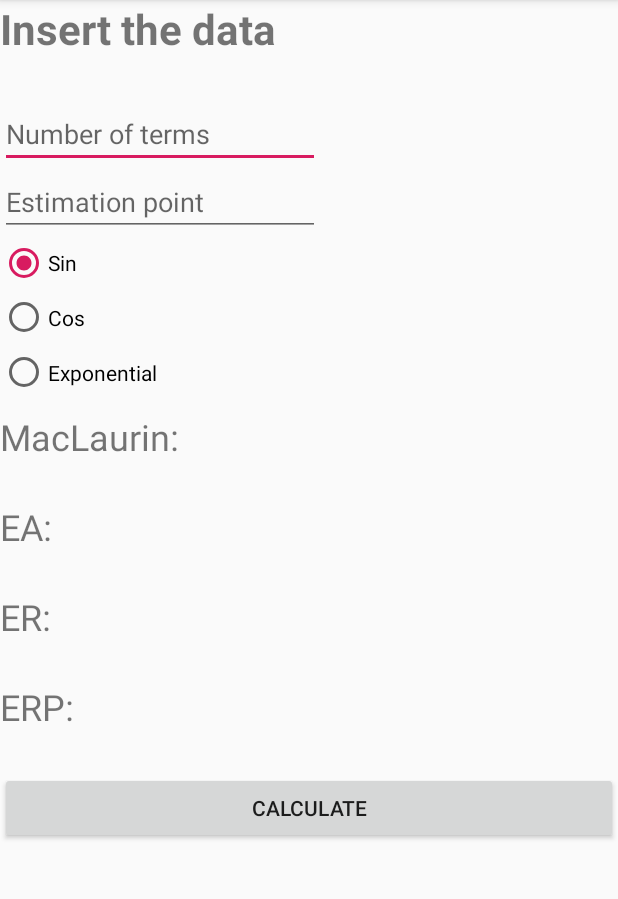
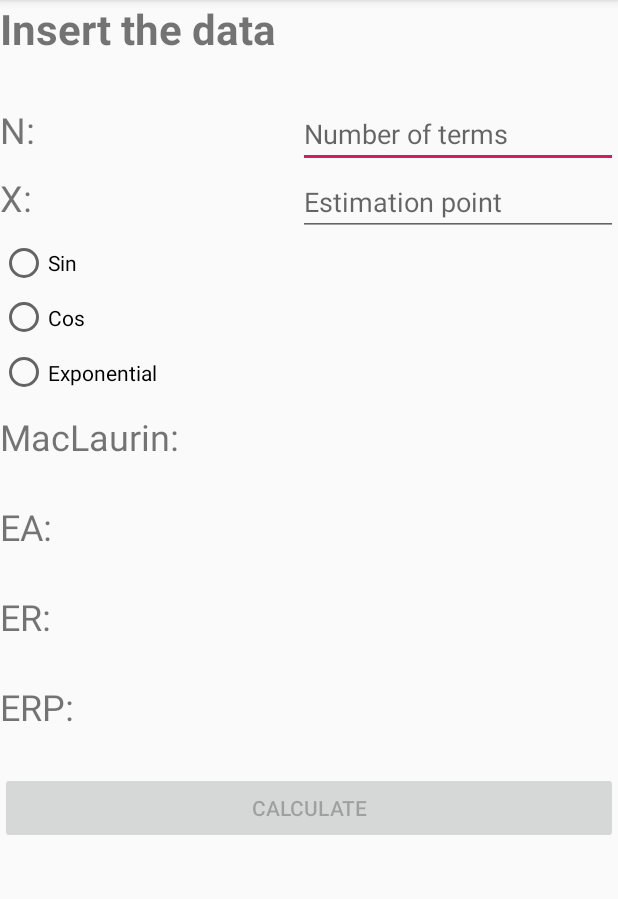
Before and after one commit to MiguelLPmez/PolinomioTaylorMaclaurin, an Android app: the screen it shows after launch (MainActivity), on a phone screen of 412 x 824 dp, the part 84-983 px from its top. Run offline under Robolectric (Android 15) with nearby library versions, the phone set to English and light mode, and no system bars.

```diff
--- a/app/src/main/java/com/example/miguel/polinomiotaylormaclaurin/Polinomio.java
+++ b/app/src/main/java/com/example/miguel/polinomiotaylormaclaurin/Polinomio.java
@@ -12,7 +12,7 @@ public class Polinomio {
         EULER
     }
 
-    public double polinomios(Funcion funcion, int x, int n){
+    public double polinomios(Funcion funcion, double x, int n){
         resultado = 0;
         for(int i = 0; i < n; i++){
             resultado += derivada(funcion, i) * Math.pow(x, i) / factorial(i);
--- a/app/src/main/res/layout/activity_main.xml
+++ b/app/src/main/res/layout/activity_main.xml
@@ -19,12 +19,26 @@
         app:layout_constraintVertical_bias="1.0">
 
         <TextView
-            android:id="@+id/aprox5"
+            android:id="@+id/title"
             android:layout_width="match_parent"
             android:layout_height="100px"
             android:text="Insert the data"
             android:textSize="28sp"
             android:textStyle="bold" />
+
+        <LinearLayout
+            android:id="@+id/firstIn"
+            android:layout_width="match_parent"
+            android:layout_height="wrap_content"
+            android:orientation="horizontal">
+
+            <TextView
+                android:id="@+id/textView2"
+                android:layout_width="wrap_content"
+                android:layout_height="wrap_content"
+                android:layout_weight="1"
+                android:text="N:"
+                android:textSize="24sp" />
 
             <EditText
                 android:id="@+id/terms"
@@ -35,6 +49,21 @@
                 android:inputType="number"
                 tools:layout_editor_absoluteX="18dp"
                 tools:layout_editor_absoluteY="141dp" />
+        </LinearLayout>
+
+        <LinearLayout
+            android:id="@+id/SecondIn"
+            android:layout_width="match_parent"
+            android:layout_height="wrap_content"
+            android:orientation="horizontal">
+
+            <TextView
+                android:id="@+id/textView4"
+                android:layout_width="wrap_content"
+                android:layout_height="wrap_content"
+                android:layout_weight="1"
+                android:text="X:"
+                android:textSize="24sp" />
 
             <EditText
                 android:id="@+id/point"
@@ -42,16 +71,17 @@
                 android:layout_height="wrap_content"
                 android:ems="10"
                 android:hint="@string/estimation_point"
-            android:inputType="number"
+                android:inputType="numberDecimal"
                 tools:layout_editor_absoluteX="18dp"
                 tools:layout_editor_absoluteY="205dp" />
+        </LinearLayout>
 
         <RadioGroup
             android:id="@+id/rGroup"
             android:layout_width="match_parent"
             android:layout_height="109dp"
             android:layout_marginBottom="8dp"
-            android:checkedButton="@+id/rSin"
+            android:onClick="rGropuPerformed"
             app:layout_constraintBottom_toTopOf="@+id/terms"
             app:layout_constraintTop_toTopOf="parent"
             tools:layout_editor_absoluteX="16dp">
@@ -61,6 +91,7 @@
                 android:layout_width="wrap_content"
                 android:layout_height="wrap_content"
                 android:layout_weight="1"
+                android:onClick="rGropuPerformed"
                 android:text="@string/sin" />
 
             <RadioButton
@@ -68,6 +99,7 @@
                 android:layout_width="wrap_content"
                 android:layout_height="wrap_content"
                 android:layout_weight="1"
+                android:onClick="rGropuPerformed"
                 android:text="@string/cos" />
 
             <RadioButton
@@ -75,6 +107,7 @@
                 android:layout_width="wrap_content"
                 android:layout_height="wrap_content"
                 android:layout_weight="1"
+                android:onClick="rGropuPerformed"
                 android:text="@string/exponential" />
         </RadioGroup>
 
@@ -106,7 +139,7 @@
             android:id="@+id/btnCalculate"
             android:layout_width="match_parent"
             android:layout_height="wrap_content"
-            android:onClick="calculos"
+            android:onClick="calculatePErformed"
             android:text="@string/calculate"
             tools:layout_editor_absoluteX="148dp"
             tools:layout_editor_absoluteY="447dp" />
```
Also changed, not shown: app/src/main/java/com/example/miguel/polinomiotaylormaclaurin/MainActivity.java (+26 -9 lines). Lines whose indentation alone changed are shown as unchanged.
